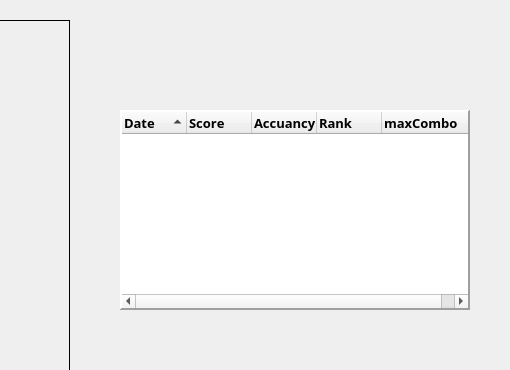
njdldkl666699/Melody, file ui/EndWidget.ui: the form before one commit; both pictures show x 770 to 1280 and y 0 to 370 of the 1280 by 720 pixel window.
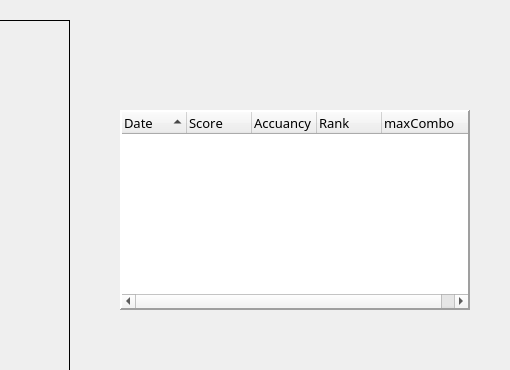
The form after the commit. Icons and pictures are not drawn.

Commit message: 修复EndWidget中treeWidget_history第一列左边有空隙的问题

The edit to the form file:
```diff
--- a/ui/EndWidget.ui
+++ b/ui/EndWidget.ui
@@ -340,7 +340,7 @@
      <family>Saira</family>
      <pointsize>10</pointsize>
      <italic>false</italic>
-     <bold>true</bold>
+     <bold>false</bold>
      <strikeout>false</strikeout>
      <kerning>false</kerning>
     </font>
@@ -388,7 +388,7 @@
     <enum>Qt::TextElideMode::ElideRight</enum>
    </property>
    <property name="rootIsDecorated">
-    <bool>true</bool>
+    <bool>false</bool>
    </property>
    <property name="uniformRowHeights">
     <bool>false</bool>
```
Left out of the diff: 6 changed lines with no effect on the pictures.
